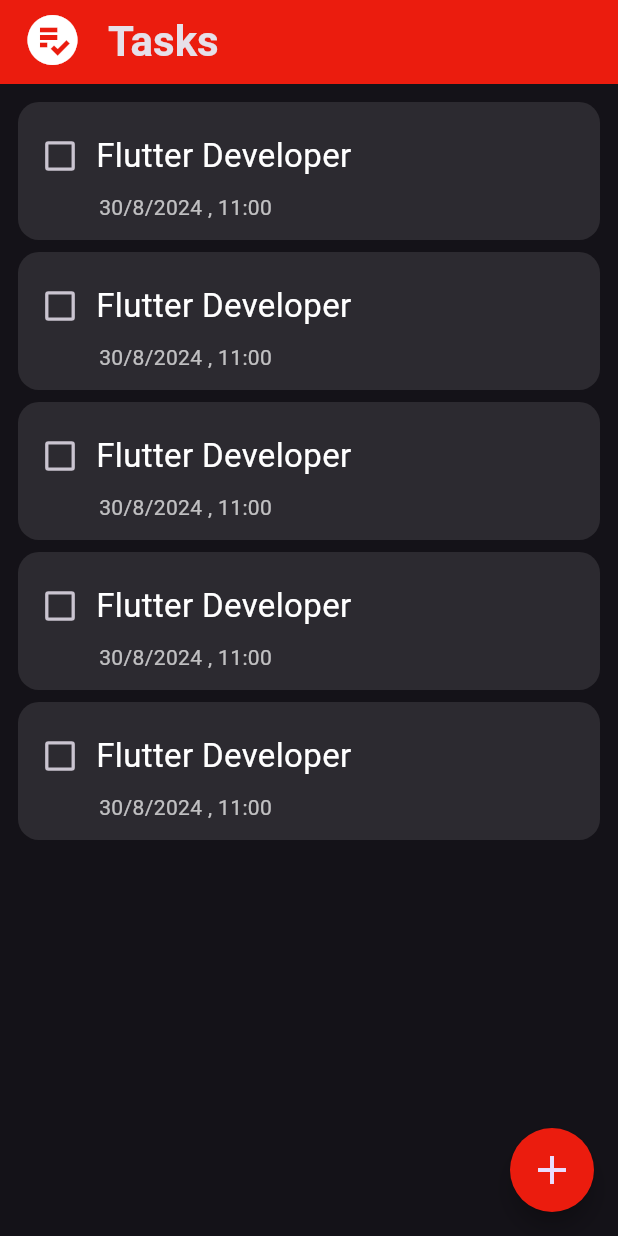
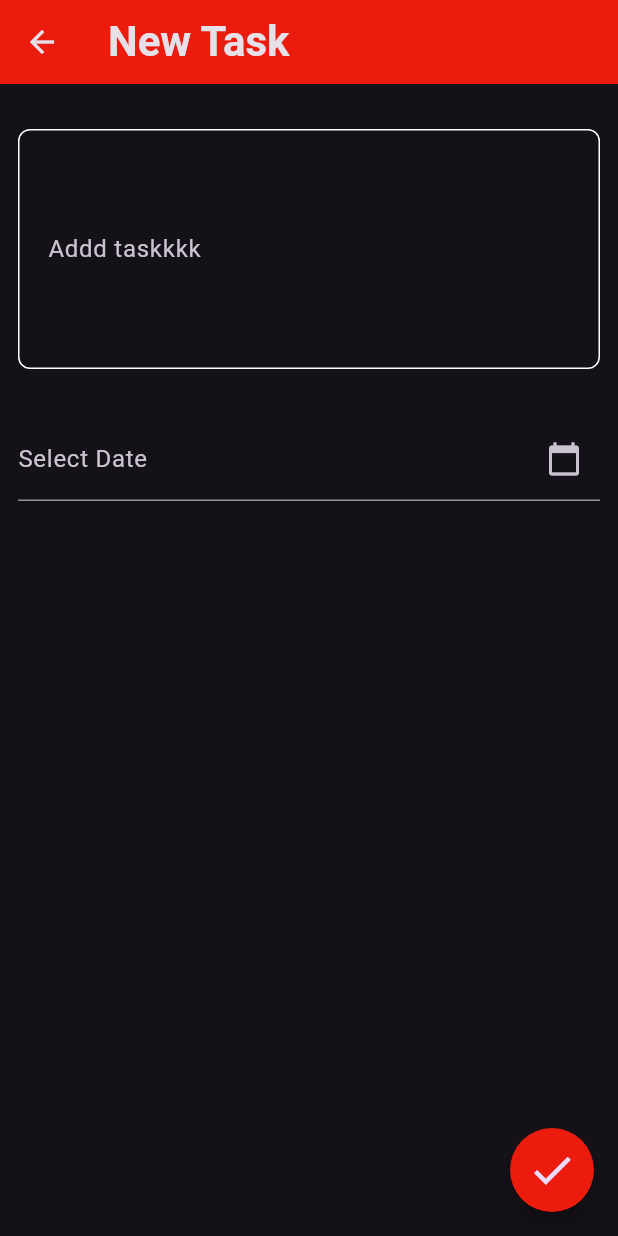
Before and after one commit to ahmedwael111/to-do-app, a Flutter app: the screen it shows after launch, after a tap on the "add" icon, on a phone screen of 412 x 824 dp. Run offline on Flutter 3.47's test engine with Material 3 defaults, Android fonts, the phone set to English and light mode, and no system bars; our stand-ins replace font_awesome_flutter.

Commit message:
add coustom textFieldDateTime

```diff
--- /dev/null
+++ b/lib/views/add_task.dart
@@ -0,0 +1,52 @@
+import 'package:flutter/material.dart';
+import 'package:font_awesome_flutter/font_awesome_flutter.dart';
+import 'package:to_do_app/constants.dart';
+import 'package:to_do_app/widgets/coustom_textField.dart';
+import 'package:to_do_app/widgets/coustom_textfield_dateTime.dart';
+
+class AddTaskView extends StatelessWidget {
+  const AddTaskView({super.key});
+
+  @override
+  Widget build(BuildContext context) {
+    return Scaffold(
+      appBar: AppBar(
+        backgroundColor: kColor,
+        title: const Text('New Task',
+            style: TextStyle(fontWeight: FontWeight.bold, fontSize: 28)),
+      ),
+      body: const Padding(
+        padding: EdgeInsets.symmetric(horizontal: 12),
+        child: Column(
+          children: [
+            SizedBox(
+              height: 30,
+            ),
+            CostomTextFormField(
+              hint: 'Add Task',
+              maxlines: 5,
+            ),
+            SizedBox(
+              height: 32,
+            ),
+            CoustomTextfieldDatetime()
+          ],
+        ),
+      ),
+      floatingActionButton: FloatingActionButton(
+          shape: const CircleBorder(),
+          backgroundColor: kColor,
+          child: const Icon(
+            Icons.check,
+            size: 33,
+          ),
+          onPressed: () {}),
+    );
+  }
+
+  UnderlineInputBorder ounderlinteinputBorde() {
+    return const UnderlineInputBorder(
+        borderSide: BorderSide(color: kColor),
+        borderRadius: BorderRadius.horizontal());
+  }
+}
--- a/lib/views/tasks_view.dart
+++ b/lib/views/tasks_view.dart
@@ -1,5 +1,6 @@
 import 'package:flutter/material.dart';
 import 'package:to_do_app/constants.dart';
+import 'package:to_do_app/views/add_task.dart';
 import 'package:to_do_app/widgets/app_bar.dart';
 import 'package:to_do_app/widgets/tasks_listView.dart';
 
@@ -10,7 +11,16 @@ class TasksView extends StatelessWidget {
   Widget build(BuildContext context) {
     return Scaffold(
       floatingActionButton: FloatingActionButton(
-          onPressed: () {},
+        onPressed: () {
+          Navigator.push(
+            context,
+            MaterialPageRoute(
+              builder: (context) {
+                return const AddTaskView();
+              },
+            ),
+          );
+        },
         backgroundColor: kColor,
         shape: const CircleBorder(),
         child: const Icon(
@@ -19,6 +29,8 @@ class TasksView extends StatelessWidget {
         ),
       ),
       appBar: appBarWidget(),
-        body: const TasksListView());
+      body: const TasksListView(),
+      // bottomNavigationBar: BottomNavigationBar(items: ),
+    );
   }
 }
--- /dev/null
+++ b/lib/widgets/coustom_textField.dart
@@ -0,0 +1,43 @@
+import 'package:flutter/material.dart';
+import 'package:to_do_app/constants.dart';
+
+class CostomTextFormField extends StatelessWidget {
+  const CostomTextFormField(
+      {super.key,
+      required this.hint,
+      this.maxlines = 1,
+      this.onSaved,
+      this.onChanged});
+  final String hint;
+  final int maxlines;
+  final void Function(String?)? onSaved;
+  final Function(String)? onChanged;
+  @override
+  Widget build(BuildContext context) {
+    return TextFormField(
+      onChanged: onChanged,
+      onSaved: onSaved,
+      validator: (value) {
+        if (value?.isEmpty ?? true) {
+          return 'field is required';
+        } else {
+          return null;
+        }
+      },
+      cursorColor: kColor,
+      maxLines: maxlines,
+      decoration: InputDecoration(
+          contentPadding:
+              const EdgeInsets.symmetric(horizontal: 16, vertical: 20),
+          hintText: hint,
+          labelText: 'Addd taskkkk',
+          border: builderBorder(),
+          enabledBorder: builderBorder(),
+          focusedBorder: builderBorder(kColor)),
+    );
+  }
+
+  OutlineInputBorder builderBorder([color]) => OutlineInputBorder(
+      borderRadius: BorderRadius.circular(8),
+      borderSide: BorderSide(color: color ?? Colors.white));
+}
--- /dev/null
+++ b/lib/widgets/coustom_textfield_dateTime.dart
@@ -0,0 +1,43 @@
+import 'package:flutter/material.dart';
+import 'package:intl/intl.dart';
+import 'package:to_do_app/constants.dart';
+
+class CoustomTextfieldDatetime extends StatefulWidget {
+  const CoustomTextfieldDatetime({super.key});
+
+  @override
+  State<CoustomTextfieldDatetime> createState() =>
+      _CoustomTextfieldDatetimeState();
+}
+
+class _CoustomTextfieldDatetimeState extends State<CoustomTextfieldDatetime> {
+  TextEditingController dateController = TextEditingController();
+
+  Future<void> _selectDate(BuildContext context) async {
+    final DateTime? picked = await showDatePicker(
+
+      context: context,
+      initialDate: DateTime.now(),
+      firstDate: DateTime(2000),
+      lastDate: DateTime(2100),
+    );
+    if (picked != null) {
+      setState(() {
+        dateController.text = DateFormat('dd-MM-yyyy').format(picked);
+      });
+    }
+  }
+
+  @override
+  Widget build(BuildContext context) {
+    return TextField(
+      controller: dateController,
+      decoration: const InputDecoration(
+        labelText: "Select Date",
+        suffixIcon: Icon(Icons.calendar_today),
+      ),
+      readOnly: true, // Prevents the keyboard from appearing
+      onTap: () => _selectDate(context),
+    );
+  }
+}
--- a/lib/widgets/task_item.dart
+++ b/lib/widgets/task_item.dart
@@ -1,5 +1,6 @@
 import 'package:flutter/material.dart';
 import 'package:to_do_app/constants.dart';
+import 'package:to_do_app/views/Edit_task_view.dart';
 
 class TaskItem extends StatefulWidget {
   const TaskItem({super.key});
@@ -13,7 +14,13 @@ class _TaskItemState extends State<TaskItem> {
 
   @override
   Widget build(BuildContext context) {
-    return Container(
+    return GestureDetector(
+      onTap: () {
+        Navigator.push(context, MaterialPageRoute(builder: (context) {
+          return const EditTaskView();
+        }));
+      },
+      child: Container(
         decoration: BoxDecoration(
             color: Colors.white.withOpacity(0.1),
             borderRadius: BorderRadius.circular(14)),
@@ -53,6 +60,7 @@ class _TaskItemState extends State<TaskItem> {
             ],
           ),
         ),
+      ),
     );
   }
 }
```
Also changed, not shown: lib/views/Edit_task_view.dart (added, +107 -0 lines), pubspec.yaml (+4 -12 lines), pubspec.lock. Lines whose indentation alone changed are shown as unchanged.
